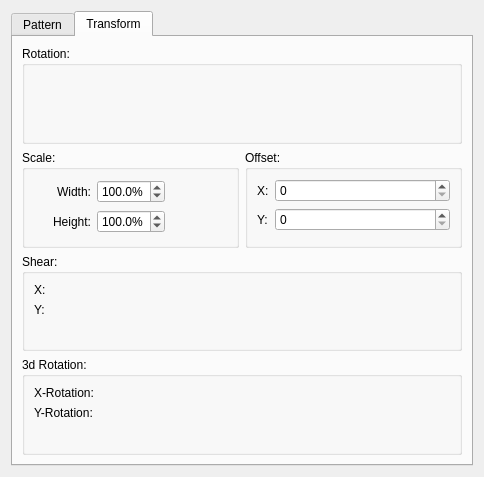
The window that plugins/generators/pattern/wdgpatternoptions.ui (KDE/krita) describes before a commit, drawn with Qt 5.
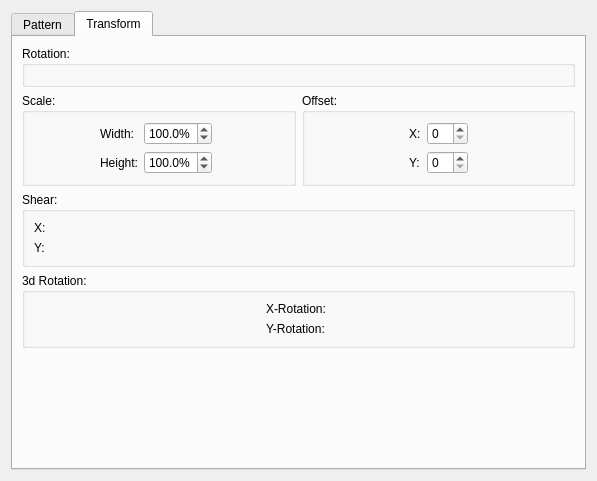
The same window after the commit. The open tabs and pages were chosen to show the change. Custom widgets are drawn as their Qt base class.

Commit message: Change the pattern generator to use KisAngleSelector

Diff of the .ui file:
```diff
--- a/plugins/generators/pattern/wdgpatternoptions.ui
+++ b/plugins/generators/pattern/wdgpatternoptions.ui
@@ -10,8 +10,8 @@
    <rect>
     <x>0</x>
     <y>0</y>
-    <width>484</width>
-    <height>477</height>
+    <width>597</width>
+    <height>481</height>
    </rect>
   </property>
   <layout class="QHBoxLayout" name="horizontalLayout">
@@ -54,57 +54,31 @@
       <attribute name="title">
        <string>Transform</string>
       </attribute>
-      <layout class="QGridLayout" name="gridLayout_2">
-       <item colspan="2" column="0" row="4">
-        <widget class="QGroupBox" name="gb3dRotation">
-         <property name="title">
-          <string>3d Rotation:</string>
-         </property>
-         <layout class="QFormLayout" name="formLayout_3">
-          <item column="0" row="0">
-           <widget class="QLabel" name="label_5">
-            <property name="text">
-             <string>X-Rotation:</string>
-            </property>
-           </widget>
-          </item>
-          <item column="0" row="1">
-           <widget class="QLabel" name="label_6">
-            <property name="text">
-             <string>Y-Rotation:</string>
-            </property>
-           </widget>
-          </item>
-          <item column="1" row="0">
-           <widget class="KisDoubleSliderSpinBox" name="sldRotationX" native="true">
-            <property name="sizePolicy">
-             <sizepolicy hsizetype="MinimumExpanding" vsizetype="Preferred">
-              <horstretch>0</horstretch>
-              <verstretch>0</verstretch>
-             </sizepolicy>
-            </property>
-           </widget>
-          </item>
-          <item column="1" row="1">
-           <widget class="KisDoubleSliderSpinBox" name="sldRotationY" native="true">
-            <property name="sizePolicy">
-             <sizepolicy hsizetype="MinimumExpanding" vsizetype="Preferred">
-              <horstretch>0</horstretch>
-              <verstretch>0</verstretch>
-             </sizepolicy>
-            </property>
-           </widget>
-          </item>
-         </layout>
-        </widget>
-       </item>
-       <item column="0" row="1">
+      <layout class="QVBoxLayout" name="verticalLayout">
+       <item>
+        <layout class="QGridLayout" name="gridLayout">
+         <item row="1" column="0">
         <widget class="QGroupBox" name="gbScale">
          <property name="title">
           <string>Scale:</string>
          </property>
-         <layout class="QGridLayout" name="gridLayout">
-          <item column="0" row="0">
+           <layout class="QHBoxLayout" name="horizontalLayout_3">
+            <item>
+             <spacer name="horizontalSpacer_5">
+              <property name="orientation">
+               <enum>Qt::Horizontal</enum>
+              </property>
+              <property name="sizeHint" stdset="0">
+               <size>
+                <width>0</width>
+                <height>0</height>
+               </size>
+              </property>
+             </spacer>
+            </item>
+            <item>
+             <layout class="QFormLayout" name="formLayout_5">
+              <item row="0" column="0">
            <widget class="QLabel" name="label">
             <property name="text">
              <string>Width:</string>
@@ -114,7 +88,7 @@
             </property>
            </widget>
           </item>
-          <item column="1" row="0">
+              <item row="0" column="1">
            <widget class="KisDoubleParseSpinBox" name="spbScaleWidth">
             <property name="suffix">
              <string>%</string>
@@ -130,10 +104,7 @@
             </property>
            </widget>
           </item>
-          <item column="2" row="0" rowspan="2">
-           <widget class="KoAspectButton" name="btnLockAspectRatio" native="true"/>
-          </item>
-          <item column="0" row="1">
+              <item row="1" column="0">
            <widget class="QLabel" name="label_2">
             <property name="text">
              <string>Height:</string>
@@ -143,7 +114,7 @@
             </property>
            </widget>
           </item>
-          <item column="1" row="1">
+              <item row="1" column="1">
            <widget class="KisDoubleParseSpinBox" name="spbScaleHeight">
             <property name="suffix">
              <string>%</string>
@@ -160,13 +131,46 @@
            </widget>
           </item>
          </layout>
-        </widget>
-       </item>
-       <item column="1" row="1">
+            </item>
+            <item>
+             <widget class="KoAspectButton" name="btnLockAspectRatio" native="true"/>
+            </item>
+            <item>
+             <spacer name="horizontalSpacer_6">
+              <property name="orientation">
+               <enum>Qt::Horizontal</enum>
+              </property>
+              <property name="sizeHint" stdset="0">
+               <size>
+                <width>0</width>
+                <height>0</height>
+               </size>
+              </property>
+             </spacer>
+            </item>
+           </layout>
+          </widget>
+         </item>
+         <item row="1" column="1">
         <widget class="QGroupBox" name="gbOffset">
          <property name="title">
           <string>Offset:</string>
          </property>
+           <layout class="QHBoxLayout" name="horizontalLayout_4">
+            <item>
+             <spacer name="horizontalSpacer_3">
+              <property name="orientation">
+               <enum>Qt::Horizontal</enum>
+              </property>
+              <property name="sizeHint" stdset="0">
+               <size>
+                <width>0</width>
+                <height>0</height>
+               </size>
+              </property>
+             </spacer>
+            </item>
+            <item>
          <layout class="QFormLayout" name="formLayout_2">
           <item column="0" row="0">
            <widget class="QLabel" name="label_3">
@@ -189,9 +193,62 @@
            <widget class="KisIntParseSpinBox" name="spbOffsetY"/>
           </item>
          </layout>
-        </widget>
-       </item>
-       <item colspan="2" column="0" row="2">
+            </item>
+            <item>
+             <spacer name="horizontalSpacer_4">
+              <property name="orientation">
+               <enum>Qt::Horizontal</enum>
+              </property>
+              <property name="sizeHint" stdset="0">
+               <size>
+                <width>0</width>
+                <height>0</height>
+               </size>
+              </property>
+             </spacer>
+            </item>
+           </layout>
+          </widget>
+         </item>
+         <item row="0" column="0" colspan="2">
+          <widget class="QGroupBox" name="gbRotation">
+           <property name="title">
+            <string>Rotation:</string>
+           </property>
+           <layout class="QHBoxLayout" name="horizontalLayout_2">
+            <item>
+             <spacer name="horizontalSpacer">
+              <property name="orientation">
+               <enum>Qt::Horizontal</enum>
+              </property>
+              <property name="sizeHint" stdset="0">
+               <size>
+                <width>0</width>
+                <height>0</height>
+               </size>
+              </property>
+             </spacer>
+            </item>
+            <item>
+             <widget class="KisAngleSelector" name="angleSelectorRotationZ" native="true"/>
+            </item>
+            <item>
+             <spacer name="horizontalSpacer_2">
+              <property name="orientation">
+               <enum>Qt::Horizontal</enum>
+              </property>
+              <property name="sizeHint" stdset="0">
+               <size>
+                <width>0</width>
+                <height>0</height>
+               </size>
+              </property>
+             </spacer>
+            </item>
+           </layout>
+          </widget>
+         </item>
+         <item row="2" column="0" colspan="2">
         <widget class="QGroupBox" name="gbShear">
          <property name="title">
           <string>Shear:</string>
@@ -234,17 +291,79 @@
          </layout>
         </widget>
        </item>
-       <item colspan="2" column="0" row="0">
-        <widget class="QGroupBox" name="gbRotation">
+         <item row="3" column="0" colspan="2">
+          <widget class="QGroupBox" name="gb3dRotation">
          <property name="title">
-          <string>Rotation:</string>
-         </property>
-         <layout class="QVBoxLayout" name="verticalLayout_2">
+            <string>3d Rotation:</string>
+           </property>
+           <layout class="QHBoxLayout" name="horizontalLayout_5">
           <item>
-           <widget class="KisDoubleSliderSpinBox" name="sldRotationZ" native="true"/>
-          </item>
-         </layout>
-        </widget>
+             <spacer name="horizontalSpacer_7">
+              <property name="orientation">
+               <enum>Qt::Horizontal</enum>
+              </property>
+              <property name="sizeHint" stdset="0">
+               <size>
+                <width>0</width>
+                <height>0</height>
+               </size>
+              </property>
+             </spacer>
+            </item>
+            <item>
+             <layout class="QFormLayout" name="formLayout_3">
+              <item row="0" column="0">
+               <widget class="QLabel" name="label_5">
+                <property name="text">
+                 <string>X-Rotation:</string>
+                </property>
+               </widget>
+              </item>
+              <item row="1" column="0">
+               <widget class="QLabel" name="label_6">
+                <property name="text">
+                 <string>Y-Rotation:</string>
+                </property>
+               </widget>
+              </item>
+              <item row="0" column="1">
+               <widget class="KisAngleSelector" name="angleSelectorRotationX" native="true"/>
+              </item>
+              <item row="1" column="1">
+               <widget class="KisAngleSelector" name="angleSelectorRotationY" native="true"/>
+              </item>
+             </layout>
+            </item>
+            <item>
+             <spacer name="horizontalSpacer_8">
+              <property name="orientation">
+               <enum>Qt::Horizontal</enum>
+              </property>
+              <property name="sizeHint" stdset="0">
+               <size>
+                <width>0</width>
+                <height>0</height>
+               </size>
+              </property>
+             </spacer>
+            </item>
+           </layout>
+          </widget>
+         </item>
+        </layout>
+       </item>
+       <item>
+        <spacer name="verticalSpacer">
+         <property name="orientation">
+          <enum>Qt::Vertical</enum>
+         </property>
+         <property name="sizeHint" stdset="0">
+          <size>
+           <width>0</width>
+           <height>113</height>
+          </size>
+         </property>
+        </spacer>
        </item>
       </layout>
      </widget>
@@ -281,6 +400,12 @@
    <extends>QSpinBox</extends>
    <header>kis_int_parse_spin_box.h</header>
   </customwidget>
+  <customwidget>
+   <class>KisAngleSelector</class>
+   <extends>QWidget</extends>
+   <header location="global">KisAngleSelector.h</header>
+   <container>1</container>
+  </customwidget>
  </customwidgets>
  <resources/>
  <connections/>
```
Left out of the diff: 38 changed lines with no effect on the pictures. Lines whose indentation alone changed are shown as unchanged. The commit also changes 1 other file.
